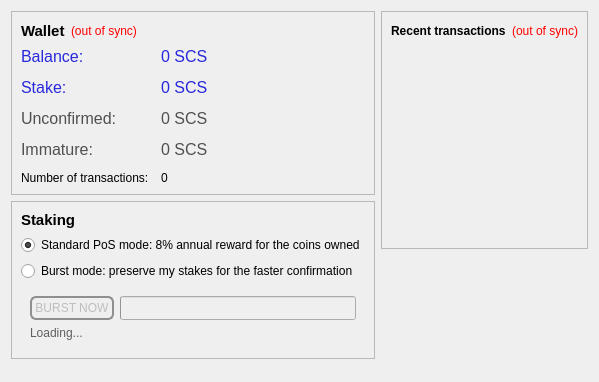
The window that src/qt/forms/overviewpage.ui (biberhund/scashcpp) describes before a commit, drawn with Qt 5.
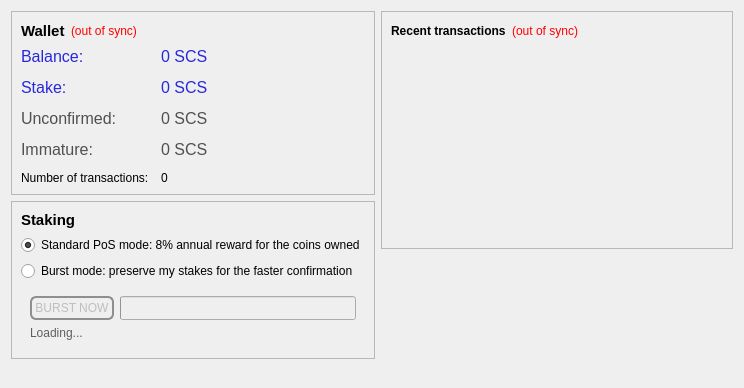
The same window after the commit.

The edit to the form file:
```diff
--- a/src/qt/forms/overviewpage.ui
+++ b/src/qt/forms/overviewpage.ui
@@ -6,8 +6,8 @@
    <rect>
     <x>0</x>
     <y>0</y>
-    <width>573</width>
-    <height>382</height>
+    <width>744</width>
+    <height>388</height>
    </rect>
   </property>
   <property name="windowTitle">
```
Left out of the diff: 12 changed lines with no effect on the pictures.
